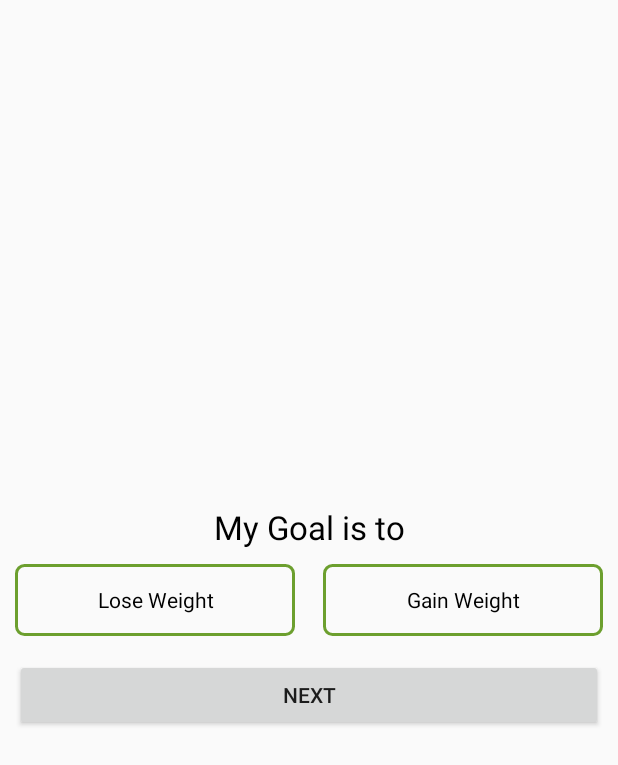
After one commit to DeeKnapp/MacroSuggestion, an Android app: the layout on_boarding_process_2_step_2.xml on its own in the app's theme, with its tools: preview values and no code run, on a phone screen of 412 x 824 dp. The commit adds this screen. Shown: the top 765 px of the screen. Run offline under Robolectric (Android 15) with nearby library versions, the phone set to English and light mode, and no system bars.

Commit message:
Add 2nd onboarding process for user testing

```diff
--- a/app/src/main/AndroidManifest.xml
+++ b/app/src/main/AndroidManifest.xml
@@ -28,6 +28,9 @@
     <activity android:name=".activities.OnBoardingActivityStep1" />
     <activity android:name=".activities.OnBoardingActivityStep2" />
     <activity android:name=".activities.OnBoardingActivityStep3" />
+    <activity android:name=".activities.OnBoardingProcess2Step1" />
+    <activity android:name=".activities.OnBoardingProcess2Step2" />
+    <activity android:name=".activities.OnBoardingProcess2Step3" />
     <activity android:name=".activities.BarcodeScanner" />
     <activity android:name=".activities.SignoutActivity" />
     <activity android:name=".activities.DailyLogActivity" />
--- a/app/src/main/java/com/dustin/knapp/project/macrosuggestion/activities/LoginActivity.java
+++ b/app/src/main/java/com/dustin/knapp/project/macrosuggestion/activities/LoginActivity.java
@@ -21,6 +21,7 @@ import rx.Observer;
 public class LoginActivity extends BaseActivity {
 
   @BindView(R.id.createAccountButton) Button createAccountButton;
+  @BindView(R.id.createAccountButton2) Button createAccountButton2;
   @BindView(R.id.loginButton) Button loginButton;
 
   @Inject public Observer<PendingNutritionData> pendingNutritionalObserver;
@@ -41,6 +42,11 @@ public class LoginActivity extends BaseActivity {
 
   @OnClick(R.id.createAccountButton) void createAccountClicked(View v) {
     Intent createAccountIntent = new Intent(this, OnBoardingActivityStep1.class);
+    startActivity(createAccountIntent);
+  }
+
+  @OnClick(R.id.createAccountButton2) void createAccount2Clicked(View v) {
+    Intent createAccountIntent = new Intent(this, OnBoardingProcess2Step1.class);
     startActivity(createAccountIntent);
   }
 
--- a/app/src/main/java/com/dustin/knapp/project/macrosuggestion/activities/OnBoardingActivityStep1.java
+++ b/app/src/main/java/com/dustin/knapp/project/macrosuggestion/activities/OnBoardingActivityStep1.java
@@ -2,7 +2,6 @@ package com.dustin.knapp.project.macrosuggestion.activities;
 
 import android.os.Bundle;
 import android.support.annotation.Nullable;
-import android.support.v7.app.AppCompatActivity;
 import android.view.View;
 import android.widget.Button;
 import android.widget.EditText;
@@ -15,12 +14,7 @@ import com.dustin.knapp.project.macrosuggestion.Constants;
 import com.dustin.knapp.project.macrosuggestion.MacroSuggestionApplication;
 import com.dustin.knapp.project.macrosuggestion.R;
 import android.content.Intent;
-import com.dustin.knapp.project.macrosuggestion.models.PendingNutritionData;
 import com.dustin.knapp.project.macrosuggestion.models.UserObject;
-import com.dustin.knapp.project.macrosuggestion.models.barcode_objects.Base;
-import com.dustin.knapp.project.macrosuggestion.utils.DateUtils;
-import com.dustin.knapp.project.macrosuggestion.utils.RealmUtils;
-import com.dustin.knapp.project.macrosuggestion.utils.SharedPreferencesUtil;
 import javax.inject.Inject;
 import rx.Observer;
 
--- /dev/null
+++ b/app/src/main/res/layout/on_boarding_process_2_step_2.xml
@@ -0,0 +1,70 @@
+<?xml version="1.0" encoding="utf-8"?>
+<LinearLayout xmlns:android="http://schemas.android.com/apk/res/android"
+    android:layout_width="match_parent"
+    android:layout_height="wrap_content"
+    android:layout_gravity="center_vertical"
+    android:layout_margin="10dp"
+    android:orientation="vertical"
+    >
+
+  <TextView
+      android:layout_width="match_parent"
+      android:layout_height="wrap_content"
+      android:layout_marginBottom="10dp"
+      android:gravity="center"
+      android:text="My Goal is to"
+      android:textColor="@color/dgm_black"
+      android:textSize="@dimen/text_size_large"
+      />
+
+
+  <RadioGroup
+      android:layout_width="match_parent"
+      android:layout_height="wrap_content"
+      android:layout_marginBottom="15dp"
+      android:orientation="horizontal"
+      android:weightSum="2.1"
+      >
+
+    <RadioButton
+        android:id="@+id/loseWeightButton"
+        android:layout_width="0dp"
+        android:layout_height="match_parent"
+        android:layout_weight="1"
+        android:background="@drawable/green_rounded_rect_selector"
+        android:button="@null"
+        android:gravity="center_horizontal|center_vertical"
+        android:text="Lose Weight"
+        />
+
+    <!--use this button to set the layout_height automatically-->
+    <Button
+        android:layout_width="0dp"
+        android:layout_height="wrap_content"
+        android:layout_weight="0.1"
+        android:visibility="invisible"
+        />
+
+    <RadioButton
+        android:id="@+id/gainWeightButton"
+        android:layout_width="0dp"
+        android:layout_height="match_parent"
+        android:layout_weight="1"
+        android:background="@drawable/green_rounded_rect_selector"
+        android:button="@null"
+        android:gravity="center_horizontal|center_vertical"
+        android:text="Gain Weight"
+        />
+
+
+  </RadioGroup>
+
+
+  <Button
+      android:id="@+id/nextButton"
+      android:layout_width="match_parent"
+      android:layout_height="wrap_content"
+      android:text="Next"
+      />
+
+</LinearLayout>
--- a/app/src/main/res/layout/on_boarding_step_1.xml
+++ b/app/src/main/res/layout/on_boarding_step_1.xml
@@ -9,7 +9,6 @@
       android:layout_height="wrap_content"
       android:orientation="vertical"
       android:layout_margin="10dp"
-
       >
 
 
```
Also changed, not shown: app/src/main/java/com/dustin/knapp/project/macrosuggestion/dagger2/AppComponent.java (+9 -0 lines), app/src/main/res/layout/login_activity.xml (+8 -1 lines), app/src/main/res/layout/on_boarding_process_2_step_1.xml (added, +69 -0 lines).
